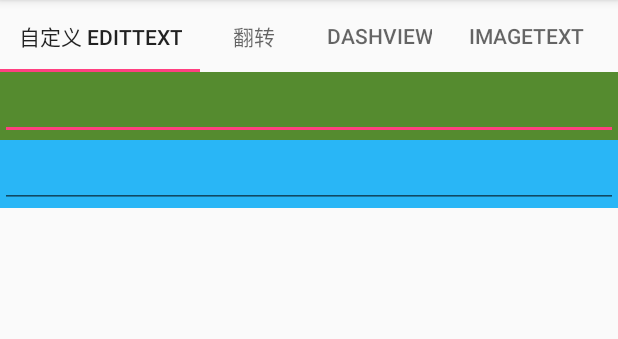
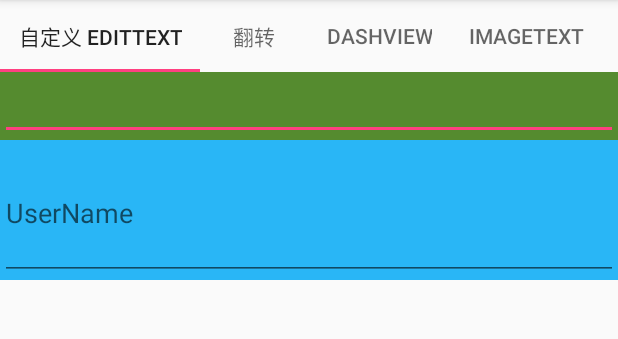
Before and after one commit to CherryLover/HenCoderPlusView, an Android app: the screen it shows after launch (MainActivity), on a phone screen of 412 x 824 dp, the part 84-423 px from its top. Run offline under Robolectric (Android 15) with nearby library versions, the phone set to English and light mode, and no system bars.

Commit message:
1. EditText label 标签的显示与隐藏；

```diff
--- a/app/src/main/java/me/monster/hencoderplusview/fragment/MaterialEditFragment.java
+++ b/app/src/main/java/me/monster/hencoderplusview/fragment/MaterialEditFragment.java
@@ -6,6 +6,7 @@ import android.support.v4.app.Fragment;
 import android.view.LayoutInflater;
 import android.view.View;
 import android.view.ViewGroup;
+import android.widget.EditText;
 
 import me.monster.hencoderplusview.R;
 
@@ -26,7 +27,10 @@ public class MaterialEditFragment extends Fragment {
     @Override
     public View onCreateView(@NonNull LayoutInflater inflater, ViewGroup container,
                              Bundle savedInstanceState) {
-        return inflater.inflate(R.layout.fragment_material_edit, container, false);
+        View root =inflater.inflate(R.layout.fragment_material_edit, container, false);
+        EditText editText = root.findViewById(R.id.material_edit);
+//        editText.setPadding(0, 5, 0, 6);
+        return root;
     }
 
     @Override
--- a/app/src/main/java/me/monster/hencoderplusview/view/MaterialEdit.java
+++ b/app/src/main/java/me/monster/hencoderplusview/view/MaterialEdit.java
@@ -1,7 +1,19 @@
 package me.monster.hencoderplusview.view;
 
+import android.animation.ObjectAnimator;
+import android.content.ComponentName;
 import android.content.Context;
+import android.content.res.TypedArray;
+import android.graphics.Canvas;
+import android.graphics.Color;
+import android.graphics.Paint;
+import android.graphics.Rect;
+import android.text.Editable;
+import android.text.TextWatcher;
 import android.util.AttributeSet;
+
+import me.monster.hencoderplusview.R;
+import me.monster.hencoderplusview.util.ValueUtil;
 
 /**
  * @author Awesome
@@ -9,11 +21,126 @@ import android.util.AttributeSet;
  * @date 2018-07-23 7:43
  */
 public class MaterialEdit extends android.support.v7.widget.AppCompatEditText {
+
+    private static float LABEL_SPACE = ValueUtil.dpToPixel(8);
+    private static float LABEL_SIZE = ValueUtil.dpToPixel(14);
+    private static float LABEL_PADDING = ValueUtil.dpToPixel(12);
+    private static float LABEL_OFFSET = ValueUtil.dpToPixel(4);
+    private static float LABEL_OFFSET_Y = ValueUtil.dpToPixel(16);
+    private static float ERROR_SPACE = ValueUtil.dpToPixel(8);
+
+    private boolean errorEnable = false;
+    private float errorTextSize = ValueUtil.dpToPixel(14);
+    private String errorText = "";
+    private int errorColor = Color.parseColor("#D50000");
+
+    private ObjectAnimator alphaAnimator = ObjectAnimator.ofFloat(this, "labelAlpha", 1);
+
+    private boolean showLabel = false;
+
+    private float labelAlpha = 0;
+    private Paint mPaint = new Paint(Paint.ANTI_ALIAS_FLAG);
+
+    {
+        setPadding(getPaddingLeft(), (int) (getPaddingTop() + LABEL_PADDING + LABEL_SIZE), getPaddingRight(), getPaddingBottom());
+        mPaint.setTextSize(LABEL_SIZE);
+
+        this.addTextChangedListener(new TextWatcher() {
+            @Override
+            public void beforeTextChanged(CharSequence s, int start, int count, int after) {
+
+            }
+
+            @Override
+            public void onTextChanged(CharSequence s, int start, int before, int count) {
+
+            }
+
+            @Override
+            public void afterTextChanged(Editable s) {
+                if (s.length() > 0 && !showLabel) {
+                    showLabel = true;
+                    alphaAnimator.start();
+                } else if (showLabel && s.length() <= 0) {
+                    showLabel = false;
+                    alphaAnimator.reverse();
+                }
+            }
+        });
+    }
+
     public MaterialEdit(Context context) {
         super(context);
     }
 
     public MaterialEdit(Context context, AttributeSet attrs) {
         super(context, attrs);
+        TypedArray attrArray = context.obtainStyledAttributes(attrs, R.styleable.MaterialEdit);
+        boolean errorEnable = attrArray.getBoolean(R.styleable.MaterialEdit_errorEnable, false);
+        setErrorEnable(errorEnable);
+
+        attrArray.recycle();
+    }
+
+    public float getLabelAlpha() {
+        return labelAlpha;
+    }
+
+    public void setLabelAlpha(float labelAlpha) {
+        this.labelAlpha = labelAlpha;
+        invalidate();
+    }
+
+    public boolean isErrorEnable() {
+        return errorEnable;
+    }
+
+    public void setErrorEnable(boolean errorEnable) {
+        this.errorEnable = errorEnable;
+        setPadding(getPaddingLeft(), getPaddingTop(), getPaddingRight(), (int) (getPaddingBottom()+ errorTextSize + ERROR_SPACE));
+        requestLayout();
+    }
+
+    public float getErrorTextSize() {
+        return errorTextSize;
+    }
+
+    public void setErrorTextSize(int errorTextSize) {
+        this.errorTextSize = ValueUtil.dpToPixel(errorTextSize);
+        invalidate();
+    }
+
+    public String getErrorText() {
+        return errorText;
+    }
+
+    public void setErrorText(String errorText) {
+        this.errorText = errorText;
+        invalidate();
+    }
+
+    public int getErrorColor() {
+        return errorColor;
+    }
+
+    public void setErrorColor(int errorColor) {
+        this.errorColor = errorColor;
+        invalidate();
+    }
+
+    @Override
+    protected void onDraw(Canvas canvas) {
+        super.onDraw(canvas);
+        if (getText().length() != 0) {
+            mPaint.setAlpha((int) (labelAlpha * 0xff));
+            float moveLength = (1 - labelAlpha) * LABEL_OFFSET_Y;
+            canvas.drawText(getHint().toString(), LABEL_OFFSET, LABEL_PADDING + LABEL_SIZE + moveLength, mPaint);
+            mPaint.setAlpha(1);
+        }
+        if (errorEnable) {
+            mPaint.setColor(errorColor);
+            mPaint.setTextSize(errorTextSize);
+            canvas.drawText(errorText, LABEL_OFFSET, getHeight(), mPaint);
+        }
     }
 }
--- a/app/src/main/res/layout/fragment_material_edit.xml
+++ b/app/src/main/res/layout/fragment_material_edit.xml
@@ -2,6 +2,7 @@
     xmlns:tools="http://schemas.android.com/tools"
     android:layout_width="match_parent"
     android:layout_height="match_parent"
+    xmlns:app="http://schemas.android.com/apk/res-auto"
     android:orientation="vertical"
     tools:context="me.monster.hencoderplusview.fragment.MaterialEditFragment">
 
@@ -23,8 +24,14 @@
         android:background="#29B6F6">
 
         <me.monster.hencoderplusview.view.MaterialEdit
+            android:id="@+id/material_edit"
             android:layout_width="match_parent"
-            android:layout_height="wrap_content" />
+            android:layout_height="wrap_content"
+            app:errorEnable="true"
+            app:errorText="cuwo"
+            app:errorColor="@color/colorAccent"
+            app:errorTextSize="14sp"
+            android:hint="UserName" />
 
     </FrameLayout>
 
```
Also changed, not shown: app/src/main/res/values/attr.xml (added, +10 -0 lines).
